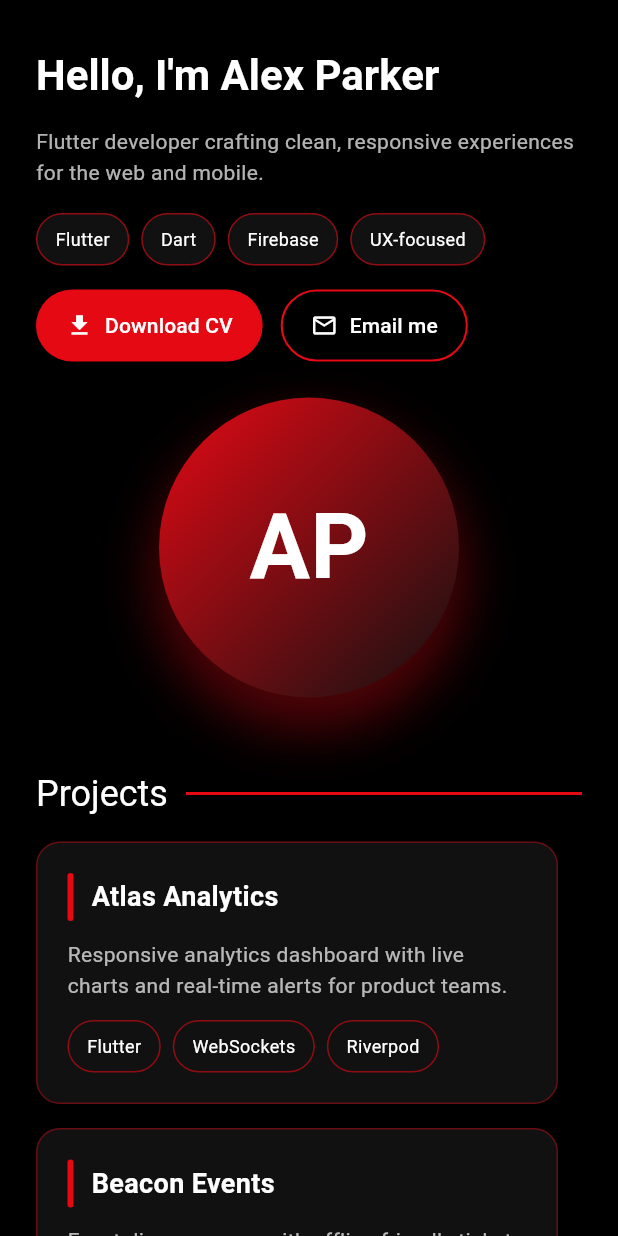
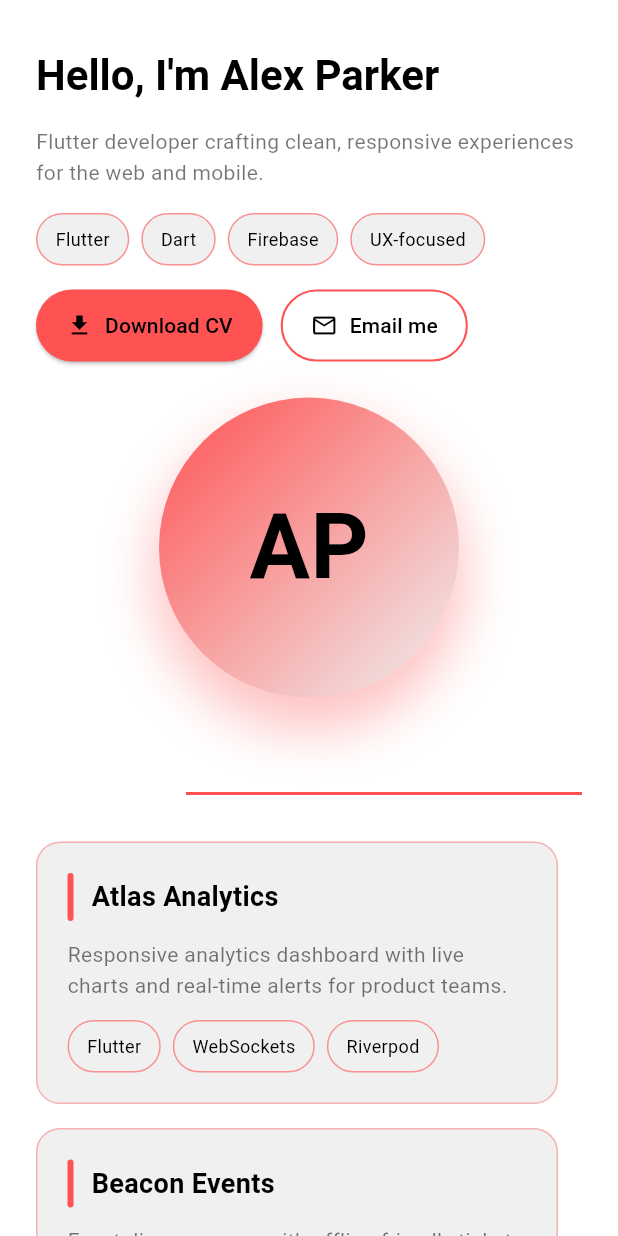
Before and after one commit to ZheerBarzan/my_website, a Flutter app: the screen it shows after launch, on a phone screen of 412 x 824 dp. Run offline on Flutter 3.47's test engine with Material 3 defaults, Android fonts, the phone set to English and light mode, and no system bars.

Commit message:
adjusting the Colors

```diff
--- a/lib/main.dart
+++ b/lib/main.dart
@@ -1,16 +1,11 @@
 import 'package:flutter/material.dart';
+import 'package:my_website/palette.dart';
 import 'package:url_launcher/url_launcher.dart';
 
 void main() {
   runApp(const MyApp());
 }
-class Palette {
-  static const Color background = Colors.black;
-  static const Color surface = Color(0xFF111111);
-  static const Color primaryRed = Color(0xFFE50914);
-  static const Color text = Colors.white;
-  static const Color muted = Colors.white70;
-}
+
 
 class MyApp extends StatelessWidget {
   const MyApp({super.key});
--- /dev/null
+++ b/lib/palette.dart
@@ -0,0 +1,10 @@
+import 'package:flutter/material.dart';
+
+class Palette {
+  static const Color background = Colors.white;
+  static const Color surface = Color(0xFFF0F0F0);
+  //static const Color primaryRed = Color(0xFFE50914);
+static const Color primaryRed = Colors.redAccent;
+  static const Color text = Colors.black;
+  static const Color muted = Colors.black54;
+}
```
